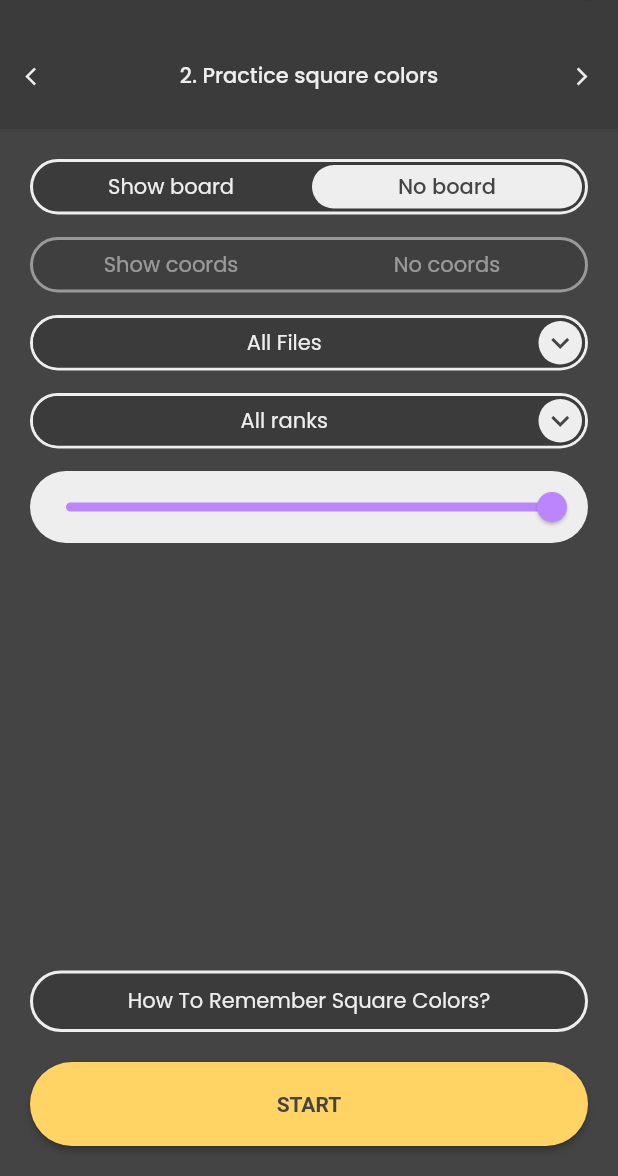
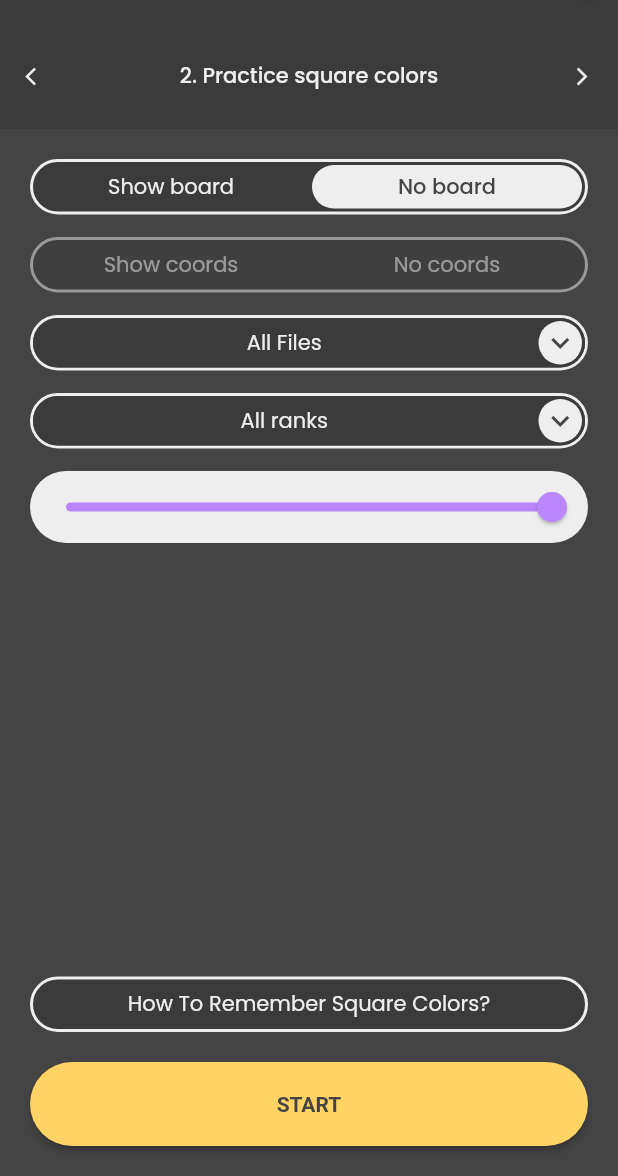
Before and after one commit to dipanshparmar/blindfold-chess, a Flutter app: the HomePage screen opened by its route, swiped to page 2, on a phone screen of 412 x 824 dp, the part 60-1236 px from its top. Run offline on Flutter 3.47's test engine with Material 2 defaults, Android fonts, the phone set to English and light mode, and no system bars; drawn by our look-alikes of syncfusion_flutter_sliders; our stand-ins replace flutter_svg, shared_preferences, sliver_tools; missing offline and left inert: syncfusion_flutter_core; accounts and stored records are empty.

Commit message:
minor padding fixes

```diff
--- a/lib/pages/practice_square_colors_page.dart
+++ b/lib/pages/practice_square_colors_page.dart
@@ -115,7 +115,7 @@ class PracticeSquareColorsPage extends StatelessWidget {
                 },
                 child: Container(
                   width: double.infinity,
-                  padding: const EdgeInsets.all(8),
+                  padding: const EdgeInsets.all(6),
                   decoration: BoxDecoration(
                     border: Border.all(
                       width: 2,
```
